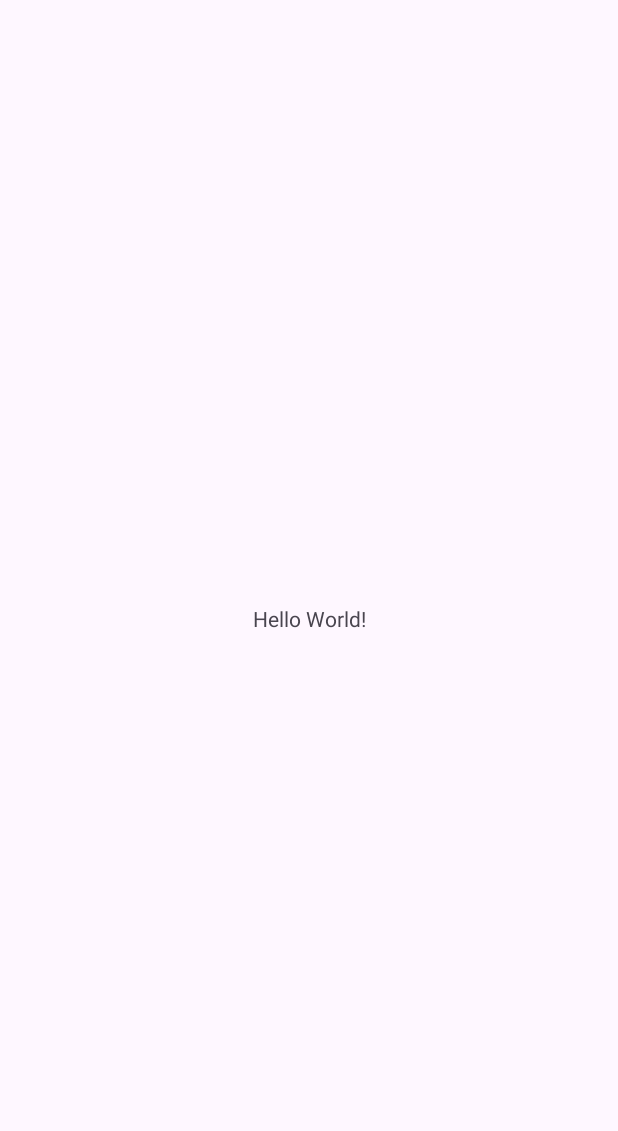
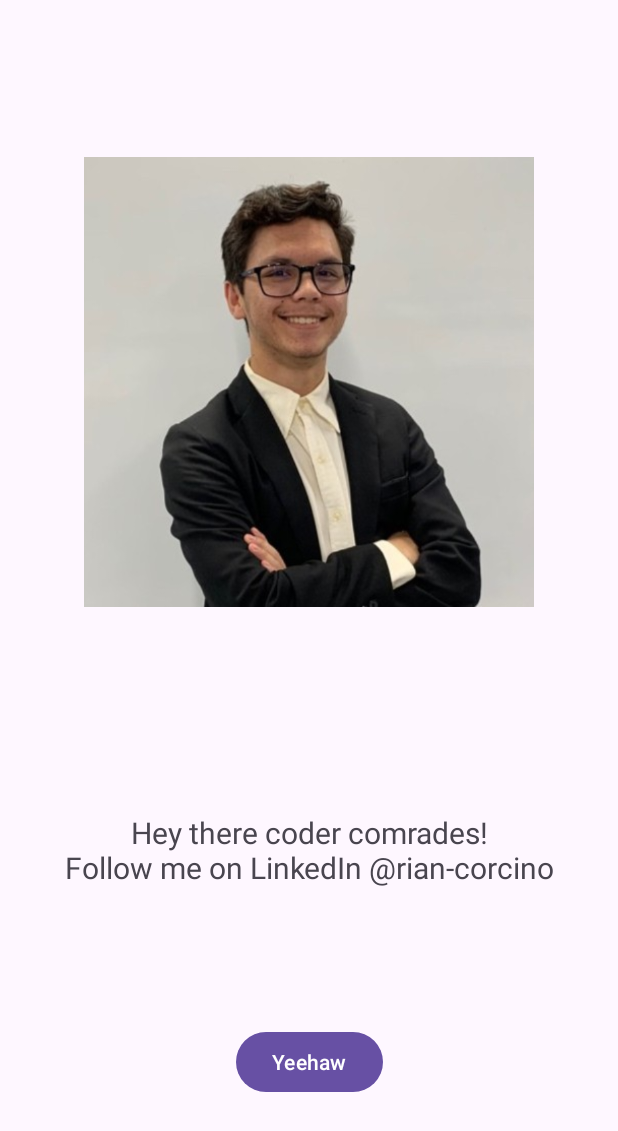
Before and after one commit to coderkai03/AND102-Prework, an Android app: the screen it shows after launch (MainActivity), on a phone screen of 412 x 824 dp. Before the commit the part shown is almost empty. Shown: the top 1131 px of the screen. Run offline under Robolectric (Android 15) with nearby library versions, the phone set to English and light mode, and no system bars.

Commit message:
created img, txt, btn

```diff
--- a/app/build.gradle.kts
+++ b/app/build.gradle.kts
@@ -5,7 +5,7 @@ plugins {
 
 android {
     namespace = "com.example.and101_prework"
-    compileSdk = 33
+    compileSdk = 34
 
     defaultConfig {
         applicationId = "com.example.and101_prework"
--- a/app/src/main/java/com/example/and101_prework/MainActivity.kt
+++ b/app/src/main/java/com/example/and101_prework/MainActivity.kt
@@ -2,10 +2,20 @@ package com.example.and101_prework
 
 import androidx.appcompat.app.AppCompatActivity
 import android.os.Bundle
+import android.util.Log
+import android.widget.Button
+import android.widget.Toast
 
 class MainActivity : AppCompatActivity() {
     override fun onCreate(savedInstanceState: Bundle?) {
         super.onCreate(savedInstanceState)
         setContentView(R.layout.activity_main)
+
+        val button: Button = findViewById(R.id.button)
+
+        button.setOnClickListener {
+            Log.d("Main", "Button clicked!")
+            Toast.makeText(this, "Connected on LinkedIn!", Toast.LENGTH_SHORT).show()
+        }
     }
 }
--- a/app/src/main/res/layout/activity_main.xml
+++ b/app/src/main/res/layout/activity_main.xml
@@ -6,13 +6,39 @@
     android:layout_height="match_parent"
     tools:context=".MainActivity">
 
+    <ImageView
+        android:layout_width="300dp"
+        android:layout_height="300dp"
+        android:src="@drawable/riancorci"
+        app:layout_constraintStart_toStartOf="parent"
+        app:layout_constraintEnd_toEndOf="parent"
+        app:layout_constraintTop_toTopOf="parent"
+        app:layout_constraintBottom_toBottomOf="parent"
+        app:layout_constraintVertical_bias=".2"/>
+
     <TextView
+        android:id="@+id/text"
         android:layout_width="wrap_content"
         android:layout_height="wrap_content"
-        android:text="Hello World!"
+        android:text="Hey there coder comrades!\nFollow me on LinkedIn @rian-corcino"
+        android:textAlignment="center"
+        android:textSize="20dp"
         app:layout_constraintBottom_toBottomOf="parent"
         app:layout_constraintEnd_toEndOf="parent"
         app:layout_constraintStart_toStartOf="parent"
-        app:layout_constraintTop_toTopOf="parent" />
+        app:layout_constraintTop_toTopOf="parent"
+        app:layout_constraintVertical_bias=".7"/>
+
+    <Button
+        android:id="@+id/button"
+        android:layout_width="wrap_content"
+        android:layout_height="wrap_content"
+        android:text="Yeehaw"
+        app:layout_constraintBottom_toBottomOf="parent"
+        app:layout_constraintEnd_toEndOf="parent"
+        app:layout_constraintStart_toStartOf="parent"
+        app:layout_constraintTop_toBottomOf="@id/text"/>
+
+
 
 </androidx.constraintlayout.widget.ConstraintLayout>
```
Also changed, not shown: app/src/main/res/drawable/riancorci.png (added).
